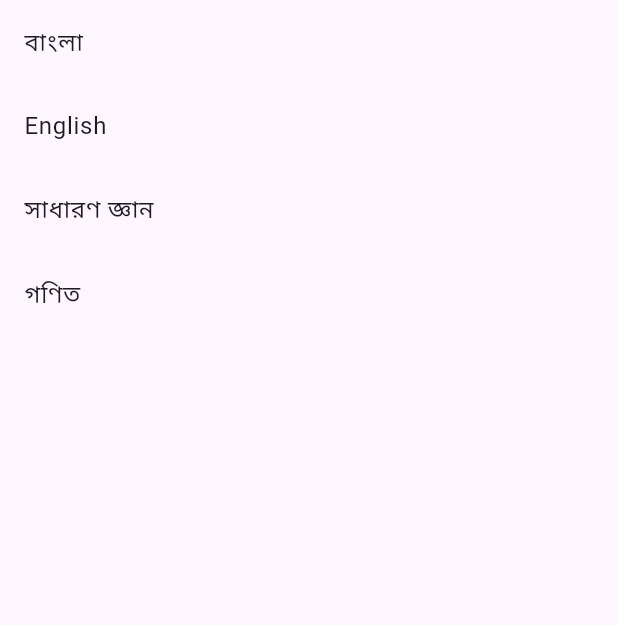
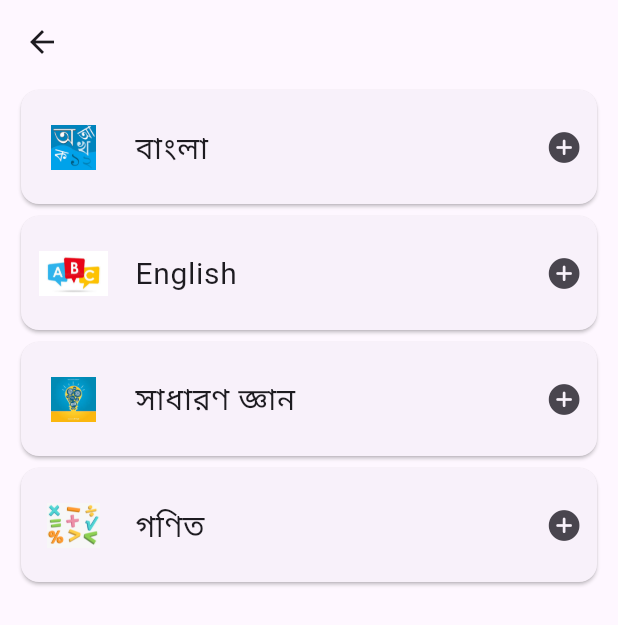
Before and after one commit to taufiqelahi/Quizapp, a Flutter app: the AddQuestionScreen screen opened directly, on a phone screen of 412 x 824 dp. Shown: the top 625 px of the screen. Run offline on Flutter 3.47's test engine with Material 3 defaults, Android fonts, the phone set to English and light mode, and no system bars; our stand-ins replace appinio_swiper, cloud_firestore, firebase_core, flip_card; accounts and stored records are empty; generated files the repository leaves out were written again.

Commit message:
added question screen card items

```diff
--- a/lib/views/add_questions.dart
+++ b/lib/views/add_questions.dart
@@ -1,3 +1,4 @@
+import 'package:flutter/cupertino.dart';
 import 'package:flutter/material.dart';
 import 'package:quiz/models/flutter_topics_model.dart';
 import 'package:quiz/views/add_items/add_bangla_items.dart';
@@ -10,15 +11,25 @@ class AddQuestionScreen extends StatelessWidget {
   @override
   Widget build(BuildContext context) {
     return Scaffold(
-      body: ListView.builder(itemCount: flutterTopicsList.length, itemBuilder: (BuildContext context, int index) {
+      appBar: AppBar(),
+      body: Padding(
+        padding: const EdgeInsets.symmetric(horizontal: 10),
+        child: ListView.builder(itemCount: flutterTopicsList.length, itemBuilder: (BuildContext context, int index) {
           final topicsData = flutterTopicsList[index];
-        return ListTile(
+          return Card(
+
+            child: ListTile(
+              contentPadding: EdgeInsets.all(10),
               onTap: (){
                 navigatePages(context: context, topicName: topicsData.topicName);
               },
-          title:Text(topicsData.topicName ),
+              title:Text(topicsData.topicName ,style: TextStyle(fontSize: 20),),
+             leading: Image.asset(topicsData.image,height: 30,width: 50,),
+              trailing: Icon(CupertinoIcons.add_circled_solid),
+            ),
           );
         },),
+      ),
     );
   }
 
```
Lines whose indentation alone changed are shown as unchanged.
